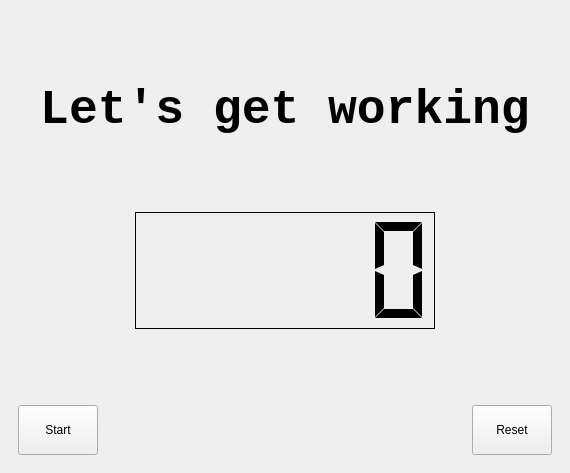
The window that mainWindow.ui (Kayzels/Pomodoro) describes before a commit, drawn with Qt 5.
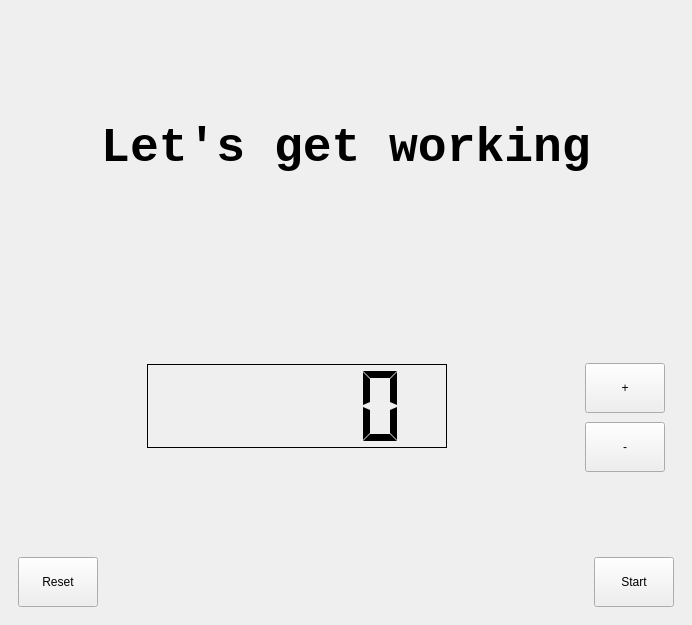
The same window after the commit.

Commit message:
Add increase and decrease buttons
+ Add increaseButton.
+ Add decreaseButton.
~ Style.

Patch:
```diff
--- a/mainWindow.ui
+++ b/mainWindow.ui
@@ -6,8 +6,8 @@
    <rect>
     <x>0</x>
     <y>0</y>
-    <width>570</width>
-    <height>473</height>
+    <width>692</width>
+    <height>625</height>
    </rect>
   </property>
   <property name="windowTitle">
@@ -39,7 +39,6 @@
        <font>
         <family>Courier New</family>
         <pointsize>36</pointsize>
-        <weight>75</weight>
         <bold>true</bold>
        </font>
       </property>
@@ -58,9 +57,19 @@
         <property name="orientation">
          <enum>Qt::Horizontal</enum>
         </property>
-        <property name="sizeType">
-         <enum>QSizePolicy::Expanding</enum>
+        <property name="sizeHint" stdset="0">
+         <size>
+          <width>40</width>
+          <height>20</height>
+         </size>
         </property>
+       </spacer>
+      </item>
+      <item>
+       <spacer name="horizontalSpacer">
+        <property name="orientation">
+         <enum>Qt::Horizontal</enum>
+        </property>
         <property name="sizeHint" stdset="0">
          <size>
           <width>40</width>
@@ -70,7 +79,33 @@
        </spacer>
       </item>
       <item>
-       <layout class="QVBoxLayout" name="timeCountVLaout" stretch="4,2">
+       <layout class="QVBoxLayout" name="timeCountVLaout" stretch="0,0,0,0,0,2">
+        <item>
+         <spacer name="verticalSpacer_5">
+          <property name="orientation">
+           <enum>Qt::Vertical</enum>
+          </property>
+          <property name="sizeHint" stdset="0">
+           <size>
+            <width>20</width>
+            <height>40</height>
+           </size>
+          </property>
+         </spacer>
+        </item>
+        <item>
+         <spacer name="verticalSpacer_3">
+          <property name="orientation">
+           <enum>Qt::Vertical</enum>
+          </property>
+          <property name="sizeHint" stdset="0">
+           <size>
+            <width>20</width>
+            <height>40</height>
+           </size>
+          </property>
+         </spacer>
+        </item>
         <item>
          <widget class="QLCDNumber" name="timeLCD">
           <property name="sizePolicy">
@@ -82,7 +117,7 @@
           <property name="minimumSize">
            <size>
             <width>300</width>
-            <height>75</height>
+            <height>84</height>
            </size>
           </property>
           <property name="styleSheet">
@@ -111,6 +146,32 @@
           </property>
          </widget>
         </item>
+        <item>
+         <spacer name="verticalSpacer_4">
+          <property name="orientation">
+           <enum>Qt::Vertical</enum>
+          </property>
+          <property name="sizeHint" stdset="0">
+           <size>
+            <width>20</width>
+            <height>40</height>
+           </size>
+          </property>
+         </spacer>
+        </item>
+        <item>
+         <spacer name="verticalSpacer_6">
+          <property name="orientation">
+           <enum>Qt::Vertical</enum>
+          </property>
+          <property name="sizeHint" stdset="0">
+           <size>
+            <width>20</width>
+            <height>40</height>
+           </size>
+          </property>
+         </spacer>
+        </item>
         <item>
          <widget class="QLabel" name="countLabel">
           <property name="text">
@@ -139,36 +200,108 @@
         </property>
        </spacer>
       </item>
+      <item>
+       <spacer name="horizontalSpacer_3">
+        <property name="orientation">
+         <enum>Qt::Horizontal</enum>
+        </property>
+        <property name="sizeHint" stdset="0">
+         <size>
+          <width>40</width>
+          <height>20</height>
+         </size>
+        </property>
+       </spacer>
+      </item>
+      <item>
+       <layout class="QVBoxLayout" name="verticalLayout_10">
+        <property name="rightMargin">
+         <number>9</number>
+        </property>
+        <item>
+         <spacer name="verticalSpacer_7">
+          <property name="orientation">
+           <enum>Qt::Vertical</enum>
+          </property>
+          <property name="sizeHint" stdset="0">
+           <size>
+            <width>20</width>
+            <height>40</height>
+           </size>
+          </property>
+         </spacer>
+        </item>
+        <item>
+         <spacer name="verticalSpacer_2">
+          <property name="orientation">
+           <enum>Qt::Vertical</enum>
+          </property>
+          <property name="sizeHint" stdset="0">
+           <size>
+            <width>20</width>
+            <height>40</height>
+           </size>
+          </property>
+         </spacer>
+        </item>
+        <item>
+         <widget class="QPushButton" name="increaseButton">
+          <property name="minimumSize">
+           <size>
+            <width>0</width>
+            <height>50</height>
+           </size>
+          </property>
+          <property name="text">
+           <string>+</string>
+          </property>
+         </widget>
+        </item>
+        <item>
+         <widget class="QPushButton" name="decreaseButton">
+          <property name="minimumSize">
+           <size>
+            <width>0</width>
+            <height>50</height>
+           </size>
+          </property>
+          <property name="text">
+           <string>-</string>
+          </property>
+         </widget>
+        </item>
+        <item>
+         <spacer name="verticalSpacer">
+          <property name="orientation">
+           <enum>Qt::Vertical</enum>
+          </property>
+          <property name="sizeHint" stdset="0">
+           <size>
+            <width>20</width>
+            <height>40</height>
+           </size>
+          </property>
+         </spacer>
+        </item>
+        <item>
+         <spacer name="verticalSpacer_8">
+          <property name="orientation">
+           <enum>Qt::Vertical</enum>
+          </property>
+          <property name="sizeHint" stdset="0">
+           <size>
+            <width>20</width>
+            <height>40</height>
+           </size>
+          </property>
+         </spacer>
+        </item>
+       </layout>
+      </item>
      </layout>
     </item>
     <item>
      <layout class="QHBoxLayout" name="buttonsHLayout">
-      <item>
-       <widget class="QPushButton" name="startButton">
-        <property name="minimumSize">
-         <size>
-          <width>0</width>
-          <height>50</height>
-         </size>
-        </property>
-        <property name="text">
-         <string>Start</string>
-        </property>
-       </widget>
-      </item>
-      <item>
-       <spacer name="buttonshSpacer">
-        <property name="orientation">
-         <enum>Qt::Horizontal</enum>
-        </property>
-        <property name="sizeHint" stdset="0">
-         <size>
-          <width>40</width>
-          <height>20</height>
-         </size>
-        </property>
-       </spacer>
-      </item>
       <item>
        <widget class="QPushButton" name="resetButton">
         <property name="minimumSize">
@@ -185,6 +318,32 @@
         </property>
        </widget>
       </item>
+      <item>
+       <spacer name="buttonshSpacer">
+        <property name="orientation">
+         <enum>Qt::Horizontal</enum>
+        </property>
+        <property name="sizeHint" stdset="0">
+         <size>
+          <width>40</width>
+          <height>20</height>
+         </size>
+        </property>
+       </spacer>
+      </item>
+      <item>
+       <widget class="QPushButton" name="startButton">
+        <property name="minimumSize">
+         <size>
+          <width>0</width>
+          <height>50</height>
+         </size>
+        </property>
+        <property name="text">
+         <string>Start</string>
+        </property>
+       </widget>
+      </item>
      </layout>
     </item>
    </layout>
```
Left out of the diff: 2 changed lines with no effect on the pictures. The commit also changes 2 other files.
